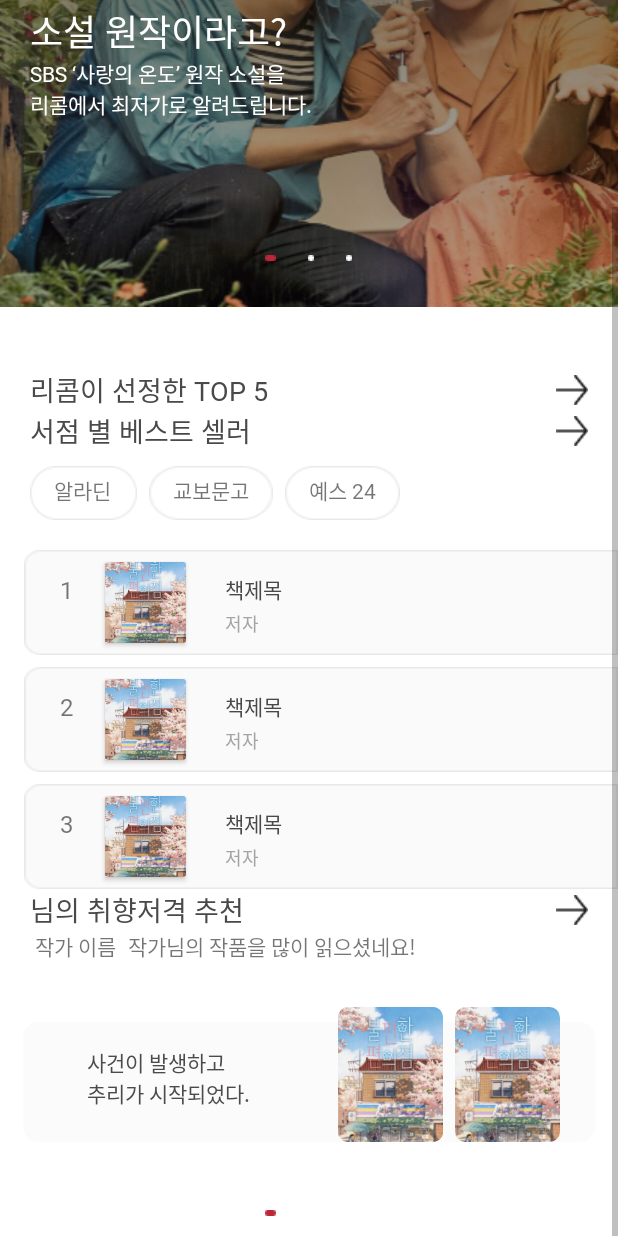
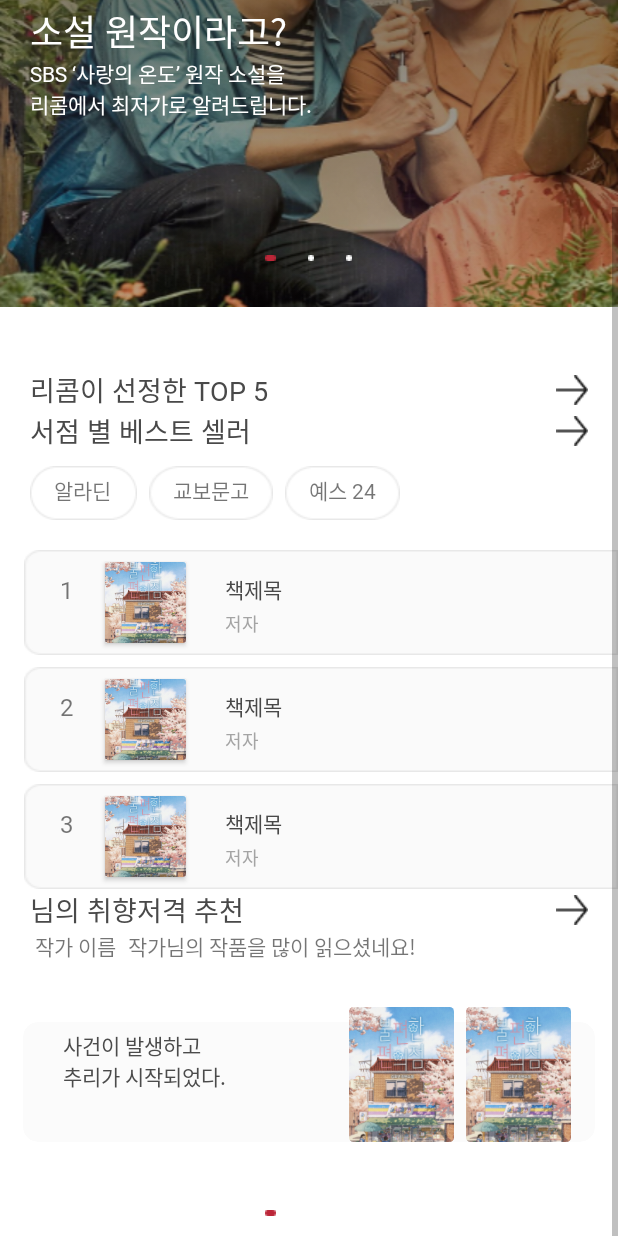
Before and after one commit to seungchae1/ReComm, an Android app: the screen it shows after launch (MainActivity), scrolled down 165 dp, on a phone screen of 412 x 824 dp. Run offline under Robolectric (Android 15) with nearby library versions, the phone set to English and light mode, and no system bars; 1 statement that could not run was skipped.

```diff
--- a/app/src/main/java/com/example/recomm/MainActivity.java
+++ b/app/src/main/java/com/example/recomm/MainActivity.java
@@ -51,12 +51,12 @@ public class MainActivity extends AppCompatActivity {
             "따뜻함을 줄 신작 ‘미움 받을 용기'를\n" + "리콤에서 최저가로 알려드립니다.  ",
             "이노우에 타케히코가 영화를 제작하는 과정을 \n" + "담은 글과 그림, 인터뷰 등에 관한 이야기를\n" + "리콤에서 최저가로 알려드립니다."
     };
-    private int[] images_2= new int[]{
+    private int[] images2_2= new int[]{
             R.drawable.testimg,
             R.drawable.testimg,
             R.drawable.testimg
     };
-    private int[] images2_2= new int[]{
+    private int[] images_2= new int[]{
             R.drawable.testimg,
             0,
             0
--- a/app/src/main/java/com/example/recomm/Viewpager2Adapter2.java
+++ b/app/src/main/java/com/example/recomm/Viewpager2Adapter2.java
@@ -58,9 +58,12 @@ public class Viewpager2Adapter2 extends RecyclerView.Adapter<Viewpager2Adapter2.
             mTextView2 = itemView.findViewById(R.id.text2);
         }
 
-        public void bindSliderImage(int imageURL, int img2, String text, String text2) {
-            mimg.setBackgroundResource(imageURL);
+        public void bindSliderImage(int img, int img2, String text, String text2) {
+            mimg.setImageResource(img);
             mimg2.setImageResource(img2);
+            if(img == 0){
+                mimg2.
+            }
             mTextView.setText(text);
             mTextView2.setText(text2);
         }
--- a/app/src/main/res/layout/viewpager2_item.xml
+++ b/app/src/main/res/layout/viewpager2_item.xml
@@ -20,81 +20,77 @@
         app:layout_constraintTop_toTopOf="parent"></androidx.cardview.widget.CardView>
 
 
-    <LinearLayout
-        android:id="@+id/textlin"
-        android:layout_width="wrap_content"
-        android:layout_height="wrap_content"
-        android:layout_marginTop="10dp"
-        android:orientation="vertical"
-        app:layout_constraintBottom_toBottomOf="@+id/cardView2"
-        app:layout_constraintEnd_toEndOf="parent"
-        app:layout_constraintHorizontal_bias="0.15"
-        app:layout_constraintStart_toStartOf="@+id/cardView2"
-        app:layout_constraintTop_toTopOf="@+id/cardView2"
-        app:layout_constraintVertical_bias="0.5">
-
     <TextView
         android:id="@+id/text1"
         android:layout_width="wrap_content"
         android:layout_height="wrap_content"
+        android:layout_marginTop="5dp"
         android:fontFamily="@font/notosanskr_bold"
-            android:text="사건이 발생하고\n추리가 시작되었다."
+        android:text="나 있는 그대로 참 좋다"
         android:textColor="#4B4B4B"
-            android:textSize="14sp" />
+        android:textSize="14sp"
+        app:layout_constraintBottom_toTopOf="@+id/text2"
+        app:layout_constraintEnd_toEndOf="@+id/cardView2"
+        app:layout_constraintHorizontal_bias="0.1"
+        app:layout_constraintStart_toStartOf="@+id/cardView2"
+        app:layout_constraintTop_toTopOf="@+id/cardView2"
+        app:layout_constraintVertical_bias="0.0" />
 
     <TextView
         android:id="@+id/text2"
         android:layout_width="wrap_content"
         android:layout_height="wrap_content"
+        android:layout_marginBottom="5dp"
         android:fontFamily="@font/notosans_kr_regular"
-            android:textSize="11sp" />
-    </LinearLayout>
-
-    <LinearLayout
-        android:id="@+id/imglin"
-        android:layout_width="wrap_content"
-        android:layout_height="wrap_content"
-        android:orientation="horizontal"
+        android:text="당신의 착함을 이용하는 사람들에게\n 먹이는 한 방"
+        android:textSize="11sp"
+        app:layout_constraintBottom_toBottomOf="@+id/cardView2"
         app:layout_constraintEnd_toEndOf="@+id/cardView2"
-        app:layout_constraintHorizontal_bias="0.9"
-        app:layout_constraintStart_toStartOf="@+id/cardView2"
-        app:layout_constraintTop_toTopOf="parent">
+        app:layout_constraintHorizontal_bias="0.0"
+        app:layout_constraintStart_toStartOf="@+id/text1"
+        app:layout_constraintTop_toTopOf="@+id/cardView2"
+        app:layout_constraintVertical_bias="1.0" />
 
     <androidx.cardview.widget.CardView
+        android:id="@+id/cardView3"
         android:layout_width="70dp"
         android:layout_height="90dp"
-            android:layout_marginRight="8dp"
-            app:cardCornerRadius="7dp"
+        android:layout_marginEnd="8dp"
+        android:backgroundTint="@android:color/transparent"
+        app:cardCornerRadius="3dp"
         app:cardElevation="0dp"
-            android:backgroundTint="@android:color/transparent">
+        app:layout_constraintBottom_toBottomOf="@+id/cardView2"
+        app:layout_constraintEnd_toStartOf="@+id/cardView4">
 
         <ImageView
             android:id="@+id/img1"
             android:layout_width="match_parent"
             android:layout_height="match_parent"
             android:scaleType="centerCrop"
+            android:src="@drawable/testimg"
             app:layout_constraintEnd_toEndOf="parent"
-                app:layout_constraintTop_toTopOf="parent"
-                android:src="@drawable/testimg"/>
+            app:layout_constraintTop_toTopOf="parent" />
     </androidx.cardview.widget.CardView>
 
     <androidx.cardview.widget.CardView
+        android:id="@+id/cardView4"
         android:layout_width="70dp"
         android:layout_height="90dp"
-            app:cardCornerRadius="7dp"
+        android:layout_marginEnd="16dp"
+        android:backgroundTint="@android:color/transparent"
+        app:cardCornerRadius="3dp"
         app:cardElevation="0dp"
-            android:backgroundTint="@android:color/transparent">
+        app:layout_constraintBottom_toBottomOf="@+id/cardView2"
+        app:layout_constraintEnd_toEndOf="@+id/cardView2">
 
         <ImageView
             android:id="@+id/img2"
             android:layout_width="match_parent"
             android:layout_height="match_parent"
             android:scaleType="centerCrop"
+            android:src="@drawable/testimg"
             app:layout_constraintEnd_toEndOf="parent"
-                app:layout_constraintTop_toTopOf="parent"
-                android:src="@drawable/testimg"/>
+            app:layout_constraintTop_toTopOf="parent" />
     </androidx.cardview.widget.CardView>
 
-    </LinearLayout>
-
 </androidx.constraintlayout.widget.ConstraintLayout>
```
Lines whose indentation alone changed are shown as unchanged.
